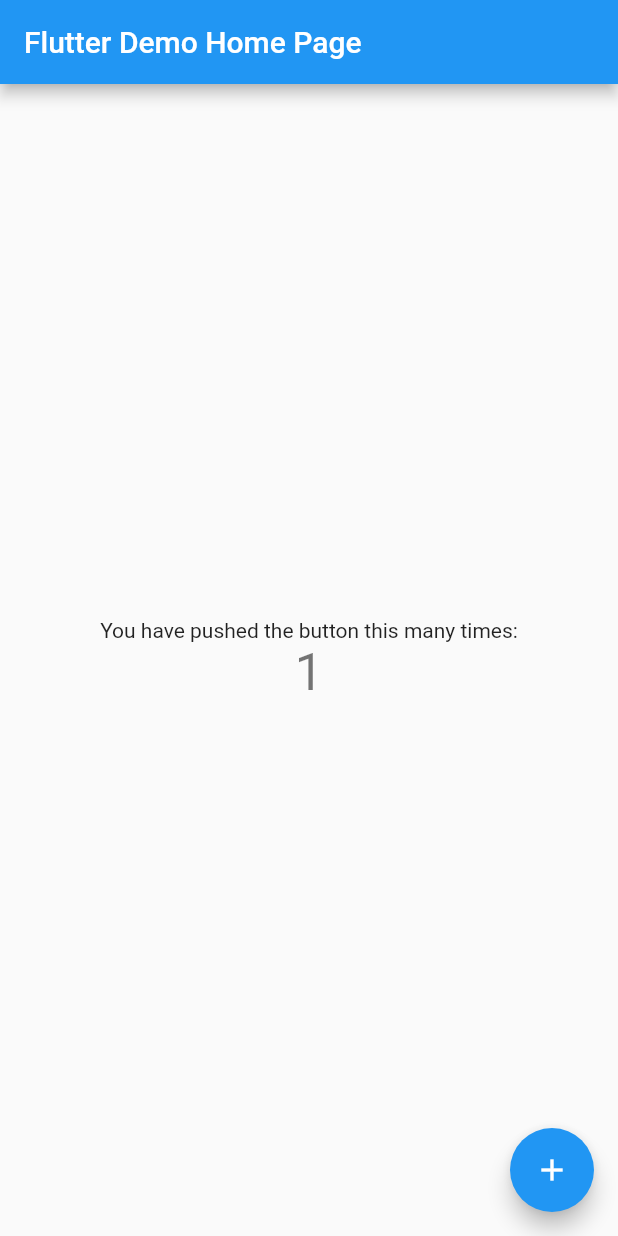
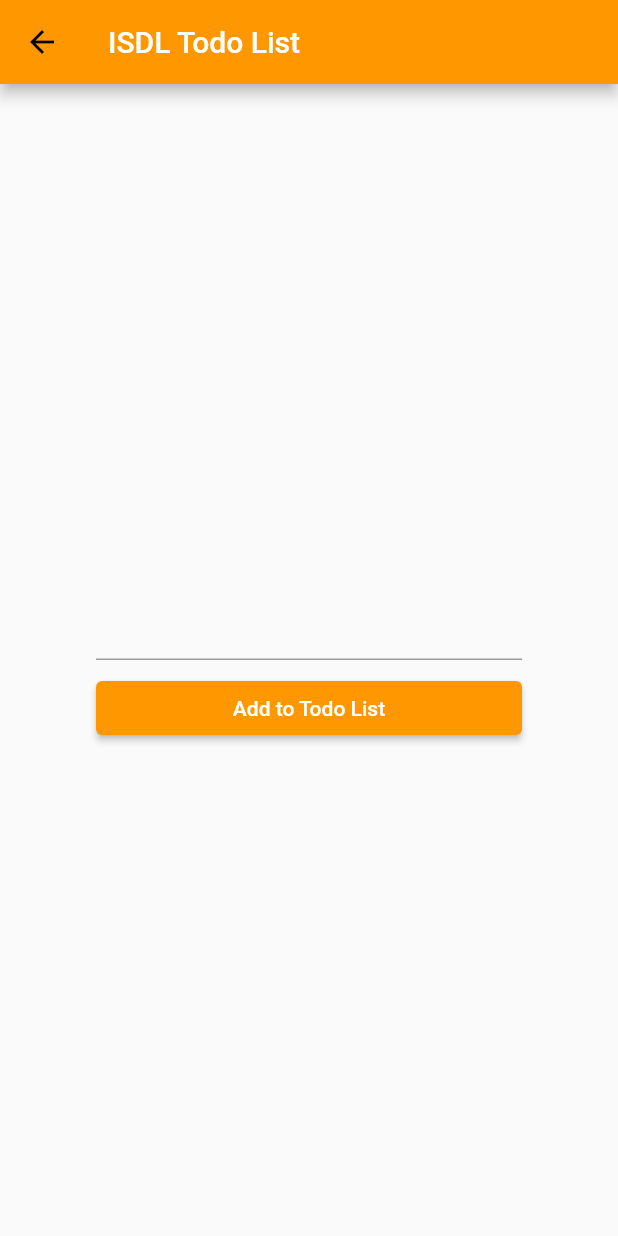
Before and after one commit to Konippi/isdl-todo, a Flutter app: the screen it shows after launch, after a tap on the "add" icon, on a phone screen of 412 x 824 dp. Run offline on Flutter 3.47's test engine with Material 2 defaults, Android fonts, the phone set to English and light mode, and no system bars.

Commit message:
completed base

```diff
--- a/lib/main.dart
+++ b/lib/main.dart
@@ -1,113 +1,21 @@
 import 'package:flutter/material.dart';
+import 'package:todo/view/todo_list_page.dart';
 
 void main() {
-  runApp(const MyApp());
+  runApp(const TodoApp());
 }
 
-class MyApp extends StatelessWidget {
-  const MyApp({super.key});
+class TodoApp extends StatelessWidget {
+  const TodoApp({super.key});
+
   @override
   Widget build(BuildContext context) {
     return MaterialApp(
-      title: 'Flutter Demo',
+      title: 'ISDL Todo App',
       theme: ThemeData(
-        // This is the theme of your application.
-        //
-        // Try running your application with "flutter run". You'll see the
-        // application has a blue toolbar. Then, without quitting the app, try
-        // changing the primarySwatch below to Colors.green and then invoke
-        // "hot reload" (press "r" in the console where you ran "flutter run",
-        // or simply save your changes to "hot reload" in a Flutter IDE).
-        // Notice that the counter didn't reset back to zero; the application
-        // is not restarted.
-        primarySwatch: Colors.blue,
+        primarySwatch: Colors.orange,
       ),
-      home: const MyHomePage(title: 'Flutter Demo Home Page'),
+      home: const TodoListPage(),
     );
   }
 }
-
-class MyHomePage extends StatefulWidget {
-  const MyHomePage({super.key, required this.title});
-
-  // This widget is the home page of your application. It is stateful, meaning
-  // that it has a State object (defined below) that contains fields that affect
-  // how it looks.
-
-  // This class is the configuration for the state. It holds the values (in this
-  // case the title) provided by the parent (in this case the App widget) and
-  // used by the build method of the State. Fields in a Widget subclass are
-  // always marked "final".
-
-  final String title;
-
-  @override
-  State<MyHomePage> createState() => _MyHomePageState();
-}
-
-class _MyHomePageState extends State<MyHomePage> {
-  int _counter = 0;
-
-  void _incrementCounter() {
-    setState(() {
-      // This call to setState tells the Flutter framework that something has
-      // changed in this State, which causes it to rerun the build method below
-      // so that the display can reflect the updated values. If we changed
-      // _counter without calling setState(), then the build method would not be
-      // called again, and so nothing would appear to happen.
-      _counter++;
-    });
-  }
-
-  @override
-  Widget build(BuildContext context) {
-    // This method is rerun every time setState is called, for instance as done
-    // by the _incrementCounter method above.
-    //
-    // The Flutter framework has been optimized to make rerunning build methods
-    // fast, so that you can just rebuild anything that needs updating rather
-    // than having to individually change instances of widgets.
-    return Scaffold(
-      appBar: AppBar(
-        // Here we take the value from the MyHomePage object that was created by
-        // the App.build method, and use it to set our appbar title.
-        title: Text(widget.title),
-      ),
-      body: Center(
-        // Center is a layout widget. It takes a single child and positions it
-        // in the middle of the parent.
-        child: Column(
-          // Column is also a layout widget. It takes a list of children and
-          // arranges them vertically. By default, it sizes itself to fit its
-          // children horizontally, and tries to be as tall as its parent.
-          //
-          // Invoke "debug painting" (press "p" in the console, choose the
-          // "Toggle Debug Paint" action from the Flutter Inspector in Android
-          // Studio, or the "Toggle Debug Paint" command in Visual Studio Code)
-          // to see the wireframe for each widget.
-          //
-          // Column has various properties to control how it sizes itself and
-          // how it positions its children. Here we use mainAxisAlignment to
-          // center the children vertically; the main axis here is the vertical
-          // axis because Columns are vertical (the cross axis would be
-          // horizontal).
-          mainAxisAlignment: MainAxisAlignment.center,
-          children: <Widget>[
-            const Text(
-              'You have pushed the button this many times:',
-            ),
-            Text(
-              '$_counter',
-              style: Theme.of(context).textTheme.headline4,
-            ),
-          ],
-        ),
-      ),
-      floatingActionButton: FloatingActionButton(
-        onPressed: _incrementCounter,
-        tooltip: 'Increment',
-        child: const Icon(Icons.add),
-      ), // This trailing comma makes auto-formatting nicer for build methods.
-    );
-  }
-}
--- /dev/null
+++ b/lib/view/todo_add_page.dart
@@ -0,0 +1,57 @@
+import 'package:flutter/material.dart';
+
+class TodoAddPage extends StatefulWidget {
+  const TodoAddPage({super.key});
+
+  @override
+  TodoAddPageState createState() => TodoAddPageState();
+}
+
+class TodoAddPageState extends State<TodoAddPage> {
+  String _text = '';
+
+  @override
+  Widget build(BuildContext context) {
+    return Scaffold(
+      appBar: AppBar(
+        title: const Text(
+          'ISDL Todo List',
+          style: TextStyle(
+            color: Colors.white,
+          ),
+        ),
+      ),
+      body: Container(
+        padding: const EdgeInsets.all(64),
+        child: Column(
+          mainAxisAlignment: MainAxisAlignment.center,
+          children: <Widget>[
+            const SizedBox(height: 8),
+            TextField(
+              onChanged: (String value) {
+                setState(() {
+                  _text = value;
+                });
+              },
+            ),
+            const SizedBox(height: 8),
+            Container(
+              width: double.infinity,
+              child: ElevatedButton(
+                child: const Text(
+                  'Add to Todo List',
+                  style: TextStyle(
+                    color: Colors.white,
+                  ),
+                ),
+                onPressed: () {
+                  Navigator.of(context).pop(_text);
+                },
+              ),
+            )
+          ],
+        ),
+      ),
+    );
+  }
+}
--- /dev/null
+++ b/lib/view/todo_list_page.dart
@@ -0,0 +1,55 @@
+import 'package:flutter/material.dart';
+import 'package:todo/view/todo_add_page.dart';
+
+class TodoListPage extends StatefulWidget {
+  const TodoListPage({super.key});
+
+  @override
+  TodoListPageState createState() => TodoListPageState();
+}
+
+class TodoListPageState extends State<TodoListPage> {
+  List<String> todoList = [];
+
+  @override
+  Widget build(BuildContext context) {
+    return Scaffold(
+      appBar: AppBar(
+        title: const Text(
+          'ISDL Todo List',
+          style: TextStyle(
+            color: Colors.white,
+          ),
+        ),
+      ),
+      body: ListView.builder(
+        itemCount: todoList.length,
+        itemBuilder: (context, index) {
+          return Card(
+            child: ListTile(
+              title: Text(todoList[index]),
+            ),
+          );
+        },
+      ),
+      floatingActionButton: FloatingActionButton(
+        child: const Icon(
+          Icons.add,
+          color: Colors.white,
+        ),
+        onPressed: () async {
+          final newTask = await Navigator.of(context).push(
+            MaterialPageRoute(builder: (context) {
+              return const TodoAddPage();
+            }),
+          );
+          if (newTask != null) {
+            setState(() {
+              todoList.add(newTask);
+            });
+          }
+        },
+      )
+    );
+  }
+}
```
Also changed, not shown: 1 other file.
